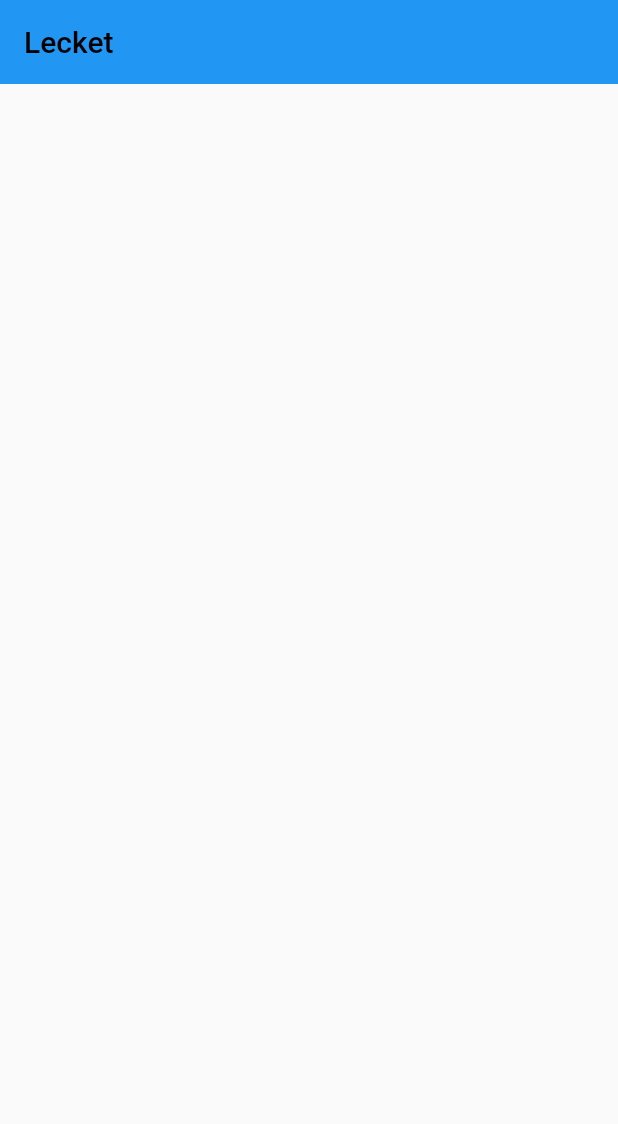
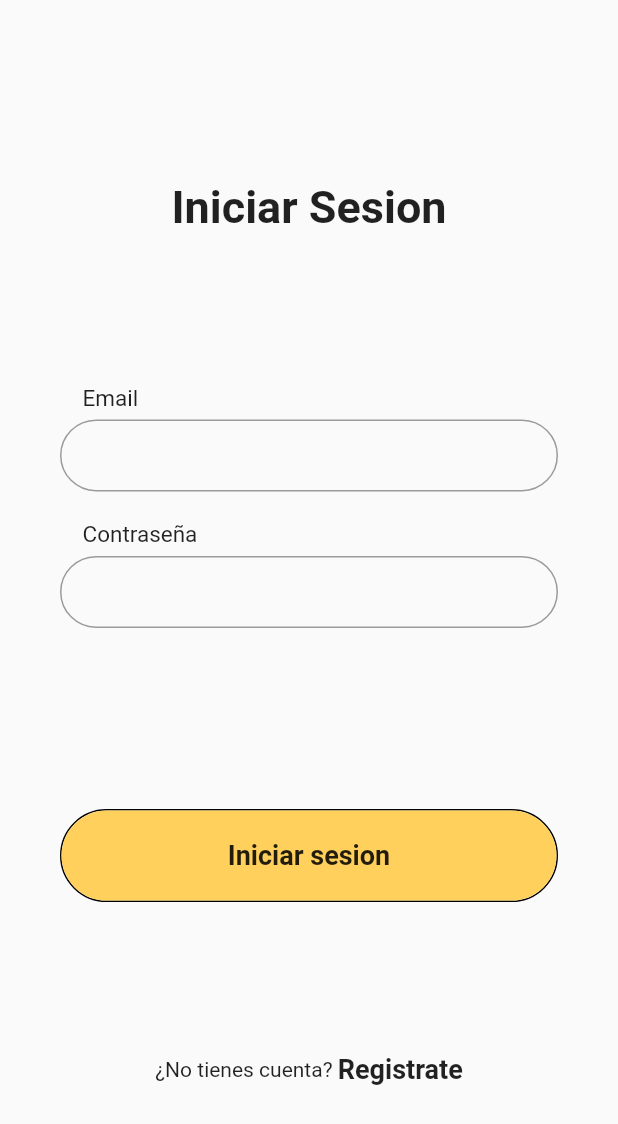
Before and after one commit to Lemon-Rocket/lecket_mobile, a Flutter app: the screen it shows after launch, on a phone screen of 412 x 824 dp. Shown: the top 1124 px of the screen. Run offline on Flutter 3.47's test engine with Material 2 defaults, Android fonts, the phone set to English and light mode, and no system bars; our stand-ins replace adaptive_dialog, dartz, get_it, simple_animations; missing offline and left inert: http_interceptor; accounts and stored records are empty; statements that could not run were skipped.

Commit message:
Add login screen

```diff
--- /dev/null
+++ b/lib/components/screens/auth/login_screen.dart
@@ -0,0 +1,99 @@
+import 'package:flutter/cupertino.dart';
+import 'package:flutter/material.dart';
+import 'package:lecket_mobile/components/widgets/fade_animation.dart';
+import 'package:lecket_mobile/components/widgets/widgets.dart';
+
+class LoginScreen extends StatefulWidget {
+  @override
+  LoginScreenState createState() => LoginScreenState();
+}
+
+class LoginScreenState extends State<LoginScreen> {
+  @override
+  Widget build(BuildContext context) {
+    return Container(
+      height: MediaQuery.of(context).size.height,
+      width: double.infinity,
+      child: Column(
+        // mainAxisAlignment: MainAxisAlignment.spaceBetween,
+        children: <Widget>[
+          Expanded(
+            child: Column(
+              mainAxisAlignment: MainAxisAlignment.spaceEvenly,
+              children: <Widget>[
+                Column(
+                  children: <Widget>[
+                    _handlerSize(),
+                    FadeAnimation(
+                      1,
+                      Text(
+                        "Iniciar Sesion",
+                        style: TextStyle(
+                          fontSize: 30,
+                          fontWeight: FontWeight.bold,
+                        ),
+                      ),
+                    ),
+                  ],
+                ),
+                Padding(
+                  padding: EdgeInsets.symmetric(horizontal: 40),
+                  child: Column(
+                    children: <Widget>[
+                      FadeAnimation(
+                        1.2,
+                        InputPrimary(
+                          label: "Email",
+                        ),
+                      ),
+                      _handlerSize(),
+                      FadeAnimation(
+                        1.3,
+                        InputPrimary(
+                          label: "Contraseña",
+                          obscureText: true,
+                        ),
+                      ),
+                      _handlerSize(),
+                    ],
+                  ),
+                ),
+                FadeAnimation(
+                  1.4,
+                  Padding(
+                    padding: EdgeInsets.symmetric(horizontal: 40),
+                    child: ButtonPrimary(
+                      text: "Iniciar sesion",
+                    ),
+                  ),
+                ),
+                FadeAnimation(
+                  1.5,
+                  Row(
+                    mainAxisAlignment: MainAxisAlignment.center,
+                    children: <Widget>[
+                      Text("¿No tienes cuenta? "),
+                      Text(
+                        "Registrate",
+                        style: TextStyle(
+                          fontWeight: FontWeight.w600,
+                          fontSize: 18,
+                        ),
+                      ),
+                    ],
+                  ),
+                )
+              ],
+            ),
+          ),
+        ],
+      ),
+    );
+  }
+
+  Widget _handlerSize() {
+    return SizedBox(
+      height: 20,
+    );
+  }
+}
--- a/lib/components/screens/home/home_content_screen.dart
+++ b/lib/components/screens/home/home_content_screen.dart
@@ -1,4 +1,5 @@
 import 'package:flutter/material.dart';
+import 'package:lecket_mobile/components/screens/auth/login_screen.dart';
 
 class HomeContentScreen extends StatefulWidget {
   @override
@@ -8,6 +9,8 @@ class HomeContentScreen extends StatefulWidget {
 class HomeContentScreenState extends State<HomeContentScreen> {
   @override
   Widget build(BuildContext context) {
-    return Container();
+    return Container(
+      child: LoginScreen(),
+    );
   }
 }
--- a/lib/components/screens/home/home_screen.dart
+++ b/lib/components/screens/home/home_screen.dart
@@ -12,13 +12,6 @@ class HomeScreenState extends State<HomeScreen> {
   Widget build(BuildContext context) {
     return WillPopScope(
       child: Scaffold(
-        appBar: AppBar(
-          elevation: 0,
-          title: const Text(
-            "Lecket",
-            style: TextStyle(color: Colors.black),
-          ),
-        ),
         body: HomeContentScreen(),
       ),
       onWillPop: () async {
--- a/lib/components/widgets/button_primary.dart
+++ b/lib/components/widgets/button_primary.dart
@@ -5,10 +5,45 @@ class ButtonPrimary extends StatelessWidget {
   final String text;
   final VoidCallback onPressed;
 
-  const ButtonPrimary({this.text, this.onPressed});
+  const ButtonPrimary({@required this.text, this.onPressed});
 
   @override
   Widget build(BuildContext context) {
-    return ElevatedButton(onPressed: onPressed, child: Text(text));
+    return Container(
+      decoration: BoxDecoration(
+        borderRadius: BorderRadius.circular(50),
+        border: Border(
+          bottom: BorderSide(
+            color: Colors.black,
+          ),
+          top: BorderSide(
+            color: Colors.black,
+          ),
+          left: BorderSide(
+            color: Colors.black,
+          ),
+          right: BorderSide(
+            color: Colors.black,
+          ),
+        ),
+      ),
+      child: MaterialButton(
+        minWidth: double.infinity,
+        height: 60,
+        onPressed: () => onPressed,
+        color: Color.fromRGBO(255, 209, 92, 1),
+        elevation: 0,
+        shape: RoundedRectangleBorder(
+          borderRadius: BorderRadius.circular(30),
+        ),
+        child: Text(
+          text,
+          style: TextStyle(
+            fontWeight: FontWeight.w600,
+            fontSize: 18,
+          ),
+        ),
+      ),
+    );
   }
 }
--- /dev/null
+++ b/lib/components/widgets/fade_animation.dart
@@ -0,0 +1,48 @@
+import 'package:flutter/material.dart';
+import 'package:simple_animations/simple_animations.dart';
+
+class FadeAnimation extends StatelessWidget {
+  final double delay;
+  final Widget child;
+
+  FadeAnimation(this.delay, this.child);
+
+  @override
+  Widget build(BuildContext context) {
+    return ControlledAnimation(
+      delay: Duration(
+        milliseconds: (500 * delay).round(),
+      ),
+      duration: tween.duration,
+      tween: tween,
+      child: child,
+      builderWithChild: (context, child, animation) => Opacity(
+        opacity: animation["opacity"],
+        child: Transform.translate(
+          offset: Offset(
+            0,
+            animation["translateY"],
+          ),
+          child: child,
+        ),
+      ),
+    );
+  }
+
+  final tween = MultiTrackTween(
+    [
+      Track("opacity").add(
+        Duration(milliseconds: 500),
+        Tween(
+          begin: 0.0,
+          end: 1.0,
+        ),
+      ),
+      Track("translateY").add(
+        Duration(milliseconds: 500),
+        Tween(begin: -30.0, end: 0.0),
+        curve: Curves.easeOut,
+      )
+    ],
+  );
+}
--- /dev/null
+++ b/lib/components/widgets/input_primary.dart
@@ -0,0 +1,54 @@
+import 'package:flutter/cupertino.dart';
+import 'package:flutter/material.dart';
+
+class InputPrimary extends StatelessWidget {
+  final String label;
+  final bool obscureText;
+
+  const InputPrimary({@required this.label, this.obscureText = false});
+
+  @override
+  Widget build(BuildContext context) {
+    return Column(
+      crossAxisAlignment: CrossAxisAlignment.start,
+      children: <Widget>[
+        Padding(
+          padding: EdgeInsets.only(left: 15),
+          child: Text(
+            label,
+            style: TextStyle(
+              fontSize: 15,
+              fontWeight: FontWeight.w400,
+              color: Colors.black87,
+            ),
+          ),
+        ),
+        SizedBox(
+          height: 5,
+        ),
+        TextField(
+          obscureText: obscureText,
+          cursorColor: Colors.black,
+          decoration: InputDecoration(
+            contentPadding: EdgeInsets.symmetric(
+              vertical: 0,
+              horizontal: 15,
+            ),
+            focusedBorder: OutlineInputBorder(
+              borderRadius: BorderRadius.circular(30),
+              borderSide: BorderSide(
+                color: Colors.black,
+              ),
+            ),
+            border: OutlineInputBorder(
+              borderRadius: BorderRadius.circular(30),
+              borderSide: BorderSide(
+                color: Colors.grey[400],
+              ),
+            ),
+          ),
+        ),
+      ],
+    );
+  }
+}
--- a/lib/components/widgets/widgets.dart
+++ b/lib/components/widgets/widgets.dart
@@ -1 +1,2 @@
 export 'button_primary.dart';
+export 'input_primary.dart';
--- a/pubspec.yaml
+++ b/pubspec.yaml
@@ -22,17 +22,18 @@ environment:
 
 dependencies:
   adaptive_dialog: ^1.1.0
+  cupertino_icons: ^1.0.2
   dartz: ^0.10.0
   flutter_bloc: ^7.1.0
   flutter:
     sdk: flutter
   get_it: ^7.1.3
   http_interceptor: ^0.4.1
+  simple_animations: ^1.3.3
 
 
   # The following adds the Cupertino Icons font to your application.
   # Use with the CupertinoIcons class for iOS style icons.
-  cupertino_icons: ^1.0.2
 
 dev_dependencies:
   flutter_test:
```
Also changed, not shown: lib/models/request/user_request.dart (added, +28 -0 lines), lib/models/response/privileges_response.dart (added, +18 -0 lines), lib/models/response/role_response.dart (added, +29 -0 lines), lib/models/response/user_response.dart (added, +31 -0 lines), lib/services/lecket_api/services/auth.dart (added, +34 -0 lines), pubspec.lock.
